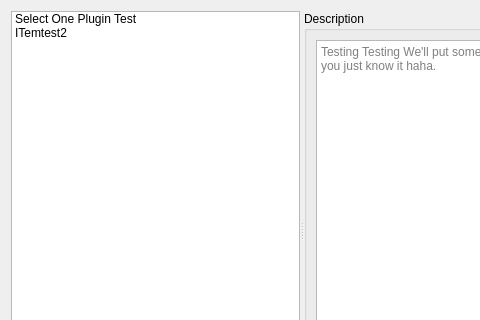
Before: the Qt Designer form skymodman/interface/designer/ui/plugin_wizpage.ui in Kf4btg/SkyModMan, drawn with Qt 5; both pictures show x 0 to 480 and y 0 to 320 of the 632 by 459 pixel window.
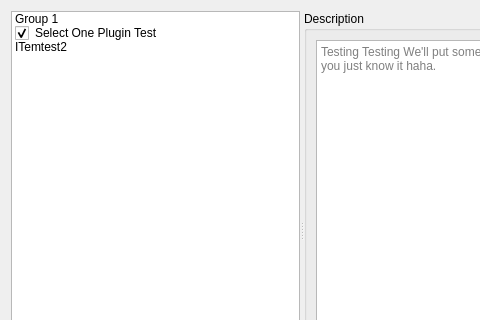
After: the same form once the commit is applied. Custom widgets are drawn as their Qt base class.

Commit message: scaled images

Diff of the .ui file:
```diff
--- a/skymodman/interface/designer/ui/plugin_wizpage.ui
+++ b/skymodman/interface/designer/ui/plugin_wizpage.ui
@@ -10,18 +10,18 @@
     <height>459</height>
    </rect>
   </property>
+  <property name="sizePolicy">
+   <sizepolicy hsizetype="Preferred" vsizetype="Expanding">
+    <horstretch>0</horstretch>
+    <verstretch>0</verstretch>
+   </sizepolicy>
+  </property>
   <property name="windowTitle">
    <string>WizardPage</string>
   </property>
   <layout class="QGridLayout" name="gridLayout">
    <item row="0" column="0">
-    <widget class="QSplitter" name="splitter">
-     <property name="sizePolicy">
-      <sizepolicy hsizetype="Expanding" vsizetype="Expanding">
-       <horstretch>0</horstretch>
-       <verstretch>0</verstretch>
-      </sizepolicy>
-     </property>
+    <widget class="QSplitter" name="v_splitter">
      <property name="orientation">
       <enum>Qt::Horizontal</enum>
      </property>
@@ -47,12 +47,17 @@
       <property name="wordWrap">
        <bool>true</bool>
       </property>
+      <item>
+       <property name="text">
+        <string>Group 1</string>
+       </property>
+      </item>
       <item>
        <property name="text">
         <string>Select One Plugin Test</string>
        </property>
        <property name="checkState">
-        <enum>Unchecked</enum>
+        <enum>Checked</enum>
        </property>
        <property name="flags">
         <set>ItemIsSelectable|ItemIsUserCheckable|ItemIsEnabled</set>
```
Left out of the diff: 19 changed lines with no effect on the pictures. The commit also changes 2 other files.
